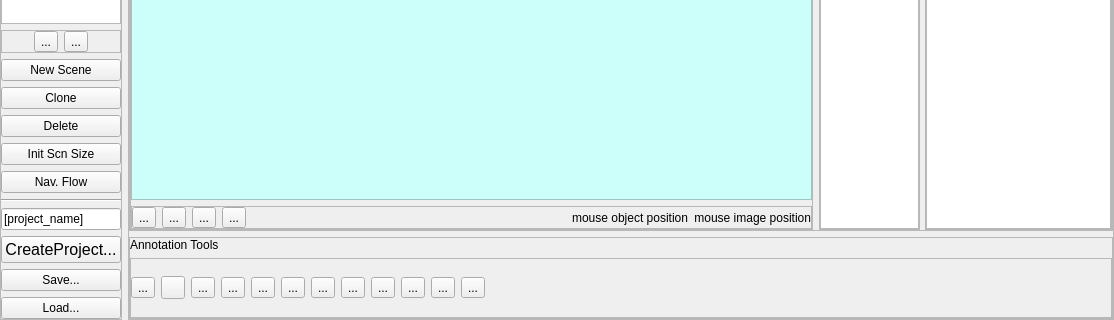
zardosht/isar, file isar/ui/scene_definition.ui: the form before one commit; both pictures show x 0 to 1114 and y 385 to 705 of the 1114 by 705 pixel window.
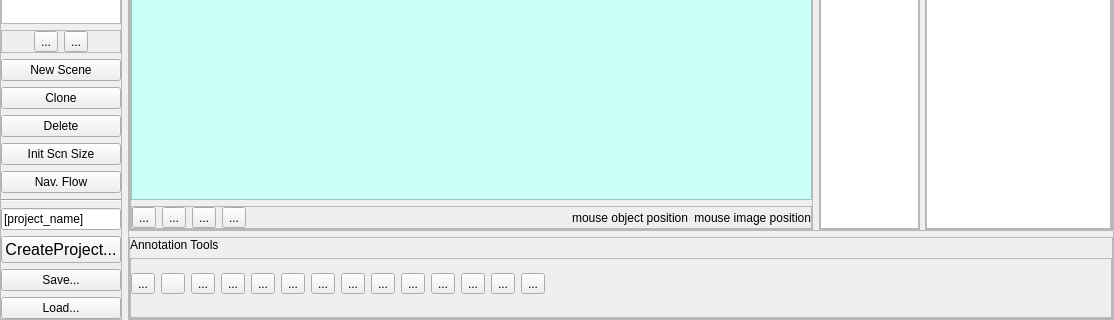
The form after the commit. Icons and pictures are not drawn.

Commit message: CurveAnnotation and CurveAnnotation added and implemented in the GUI. AnimationAnnotation and AnnimationAnnotationTool just added, not implemented yet.

```diff
--- a/isar/ui/scene_definition.ui
+++ b/isar/ui/scene_definition.ui
@@ -641,23 +641,20 @@
              <rect>
               <x>0</x>
               <y>0</y>
-              <width>965</width>
-              <height>58</height>
+                 <width>993</width>
+                 <height>49</height>
+             </rect>
+            </property>
+               <widget class="QWidget" name="layoutWidget">
+                   <property name="geometry">
+                       <rect>
+                           <x>0</x>
+                           <y>14</y>
+                           <width>976</width>
+                           <height>21</height>
              </rect>
             </property>
             <layout class="QHBoxLayout" name="horizontalLayout_3">
-             <property name="leftMargin">
-              <number>0</number>
-             </property>
-             <property name="topMargin">
-              <number>0</number>
-             </property>
-             <property name="rightMargin">
-              <number>0</number>
-             </property>
-             <property name="bottomMargin">
-              <number>0</number>
-             </property>
              <item>
               <widget class="QToolButton" name="text_btn">
                <property name="text">
@@ -885,7 +882,44 @@
                </property>
                <property name="icon">
                 <iconset>
-                 <normaloff>images/action_button.jpg</normaloff>images/action_button.jpg</iconset>
+                                       <normaloff>images/action_button.jpg</normaloff>images/action_button.jpg
+                                   </iconset>
+                               </property>
+                               <property name="checkable">
+                                   <bool>true</bool>
+                               </property>
+                               <attribute name="buttonGroup">
+                                   <string notr="true">annotation_buttons</string>
+                               </attribute>
+                           </widget>
+                       </item>
+                       <item>
+                           <widget class="QToolButton" name="curve_btn">
+                               <property name="text">
+                                   <string>...</string>
+                               </property>
+                               <property name="icon">
+                                   <iconset>
+                                       <normaloff>images/curve_line.png</normaloff>images/curve_line.png
+                                   </iconset>
+                               </property>
+                               <property name="checkable">
+                                   <bool>true</bool>
+                               </property>
+                               <attribute name="buttonGroup">
+                                   <string notr="true">annotation_buttons</string>
+                               </attribute>
+                           </widget>
+                       </item>
+                       <item>
+                           <widget class="QToolButton" name="animation_btn">
+                               <property name="text">
+                                   <string>...</string>
+                               </property>
+                               <property name="icon">
+                                   <iconset>
+                                       <normaloff>images/animation_button.png</normaloff>images/animation_button.png
+                                   </iconset>
                </property>
                <property name="checkable">
                 <bool>true</bool>
@@ -902,13 +936,14 @@
                </property>
                <property name="sizeHint" stdset="0">
                 <size>
-                 <width>40</width>
-                 <height>20</height>
+                                       <width>638</width>
+                                       <height>17</height>
                 </size>
                </property>
               </spacer>
              </item>
             </layout>
+               </widget>
            </widget>
           </widget>
          </item>
```
Left out of the diff: 33 changed lines with no effect on the pictures. Lines whose indentation alone changed are shown as unchanged. The commit also changes 8 other files.
